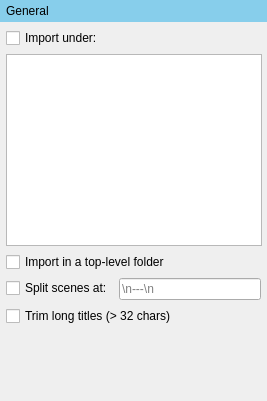
Old version of the form manuskript/ui/importers/generalSettings_ui.ui in the repository olivierkes/manuskript.
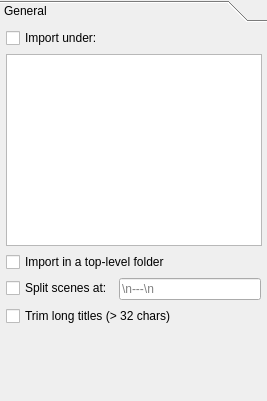
New version of the form.

Commit message: Removes most of hard-coded colors

Diff of the .ui file:
```diff
--- a/manuskript/ui/importers/generalSettings_ui.ui
+++ b/manuskript/ui/importers/generalSettings_ui.ui
@@ -31,17 +31,6 @@
    </property>
    <item>
     <widget class="QToolBox" name="toolBox">
-     <property name="styleSheet">
-      <string notr="true">QToolBox::tab{
-	background-color: #BBB;
-	padding: 2px;
-	border: none;
-}
-
-QToolBox::tab:selected, QToolBox::tab:hover{
-	background-color:skyblue;
-}</string>
-     </property>
      <property name="currentIndex">
       <number>0</number>
      </property>
```
Left out of the diff: 2 changed lines with no effect on the pictures. The commit also changes 32 other files.
